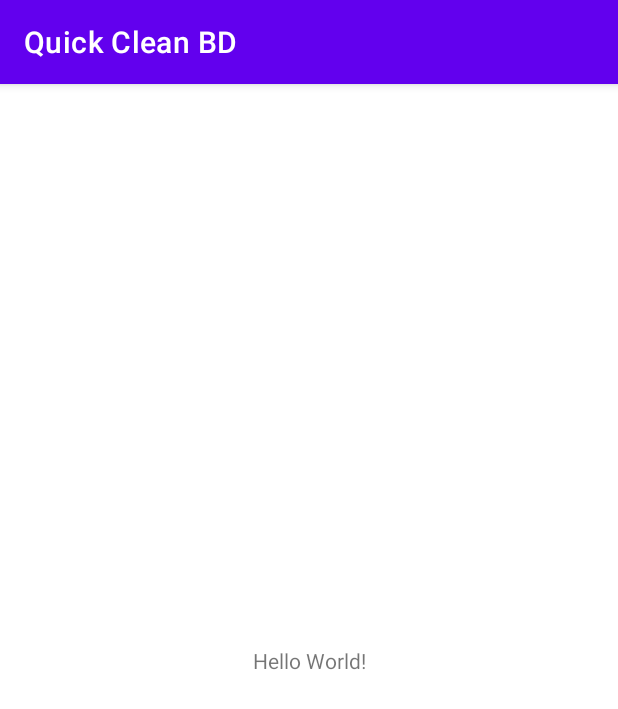
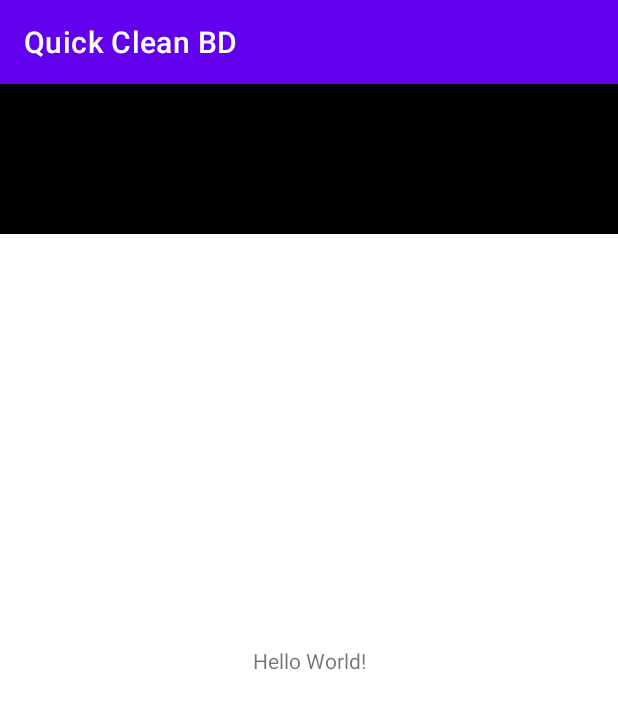
Before and after one commit to reyed321/QuickCleanbd-, an Android app: the screen it shows after launch (MainActivity), on a phone screen of 412 x 824 dp. Shown: the top 709 px of the screen. Run offline under Robolectric (Android 15) with nearby library versions, the phone set to English and light mode, and no system bars.

Commit message:
update commit

```diff
--- a/app/src/main/res/layout/activity_main.xml
+++ b/app/src/main/res/layout/activity_main.xml
@@ -15,4 +15,10 @@
         app:layout_constraintStart_toStartOf="parent"
         app:layout_constraintTop_toTopOf="parent" />
 
+    <LinearLayout
+        android:layout_width="match_parent"
+        android:layout_height="100dp"
+        android:background="@color/black"
+        tools:ignore="MissingConstraints" />
+
 </androidx.constraintlayout.widget.ConstraintLayout>
```
